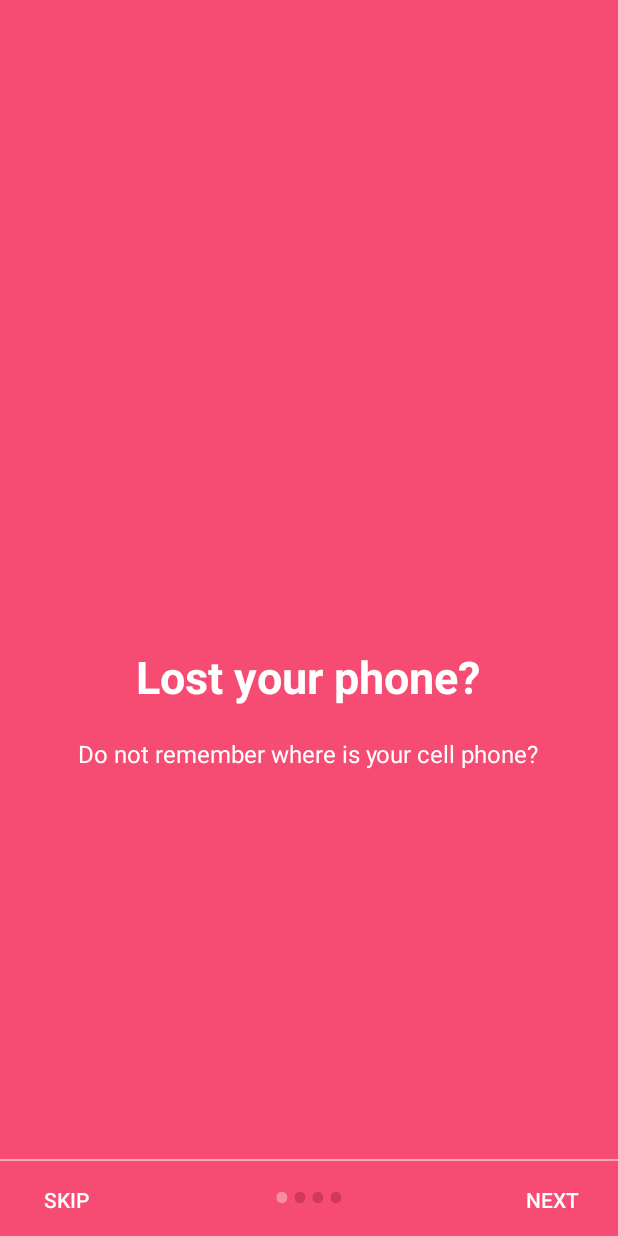
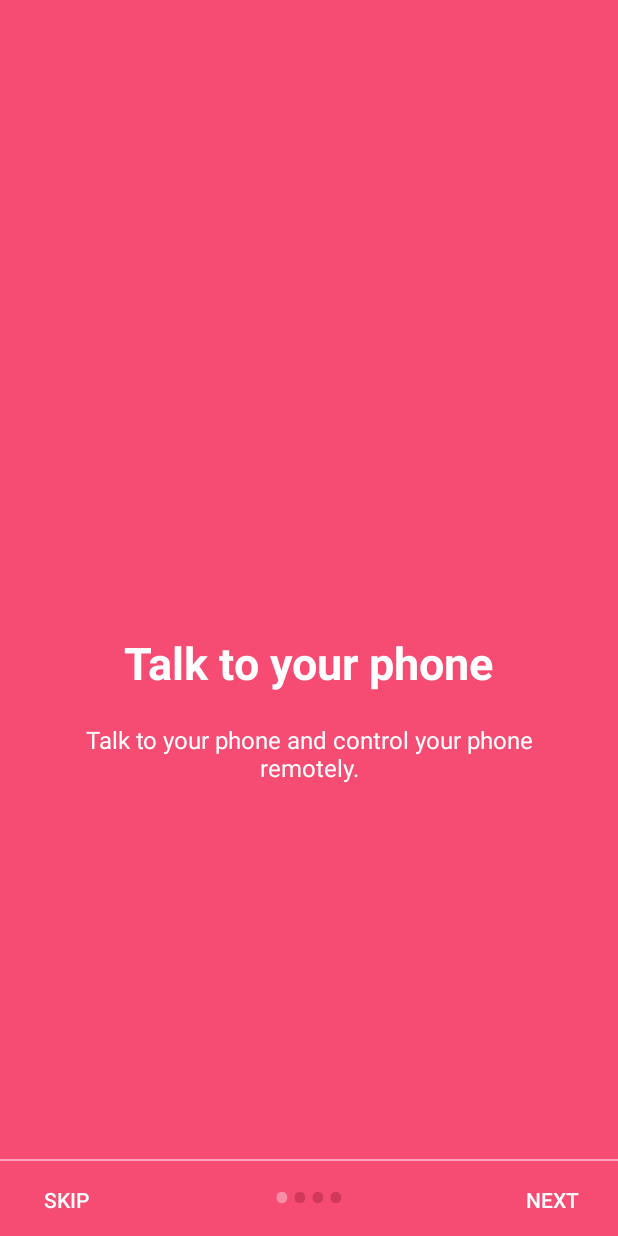
Before and after one commit to asd-C/Controller, an Android app: the screen it shows after launch (IntroActivity), on a phone screen of 412 x 824 dp. Run offline under Robolectric (Android 15) with nearby library versions, the phone set to English and light mode, and no system bars; 2 statements that could not run were skipped.

Commit message:
Basic design finished. First version completed!

```diff
--- a/app/src/main/res/drawable/info_item.xml
+++ b/app/src/main/res/drawable/info_item.xml
@@ -7,8 +7,8 @@
         android:radius="3dp"/>
 
     <padding
-        android:top="1dp"
-        android:bottom="1dp"
+        android:top="2dp"
+        android:bottom="2dp"
         android:left="5dp"
         android:right="5dp"/>
 
--- a/app/src/main/res/values/strings.xml
+++ b/app/src/main/res/values/strings.xml
@@ -11,8 +11,8 @@
     <string name="skip">SKIP</string>
     <string name="start">GOT IT</string>
 
-    <string name="slide_1_title">Lost your phone?</string>
-    <string name="slide_1_desc">Do not remember where is your cell phone?</string>
+    <string name="slide_1_title">Talk to your phone</string>
+    <string name="slide_1_desc">Talk to your phone and control your phone remotely.</string>
 
     <string name="slide_2_title">Locate your phone!</string>
     <string name="slide_2_desc">You can locate your cell phone via SMS! \nWe just need some permissions!</string>
```
